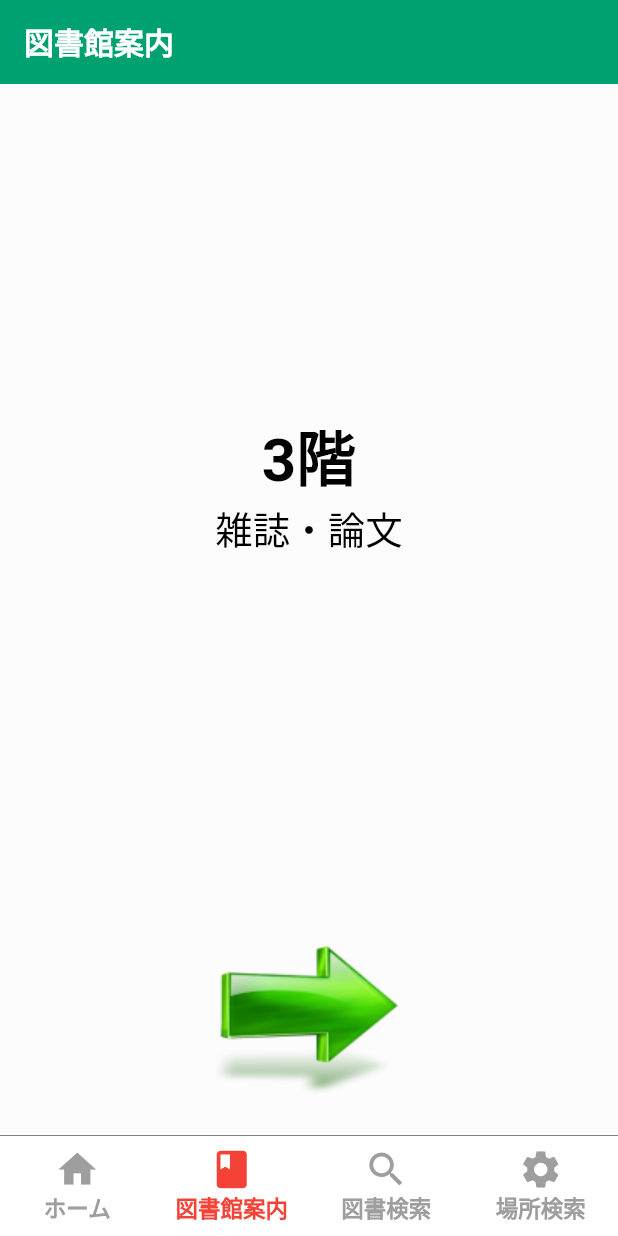
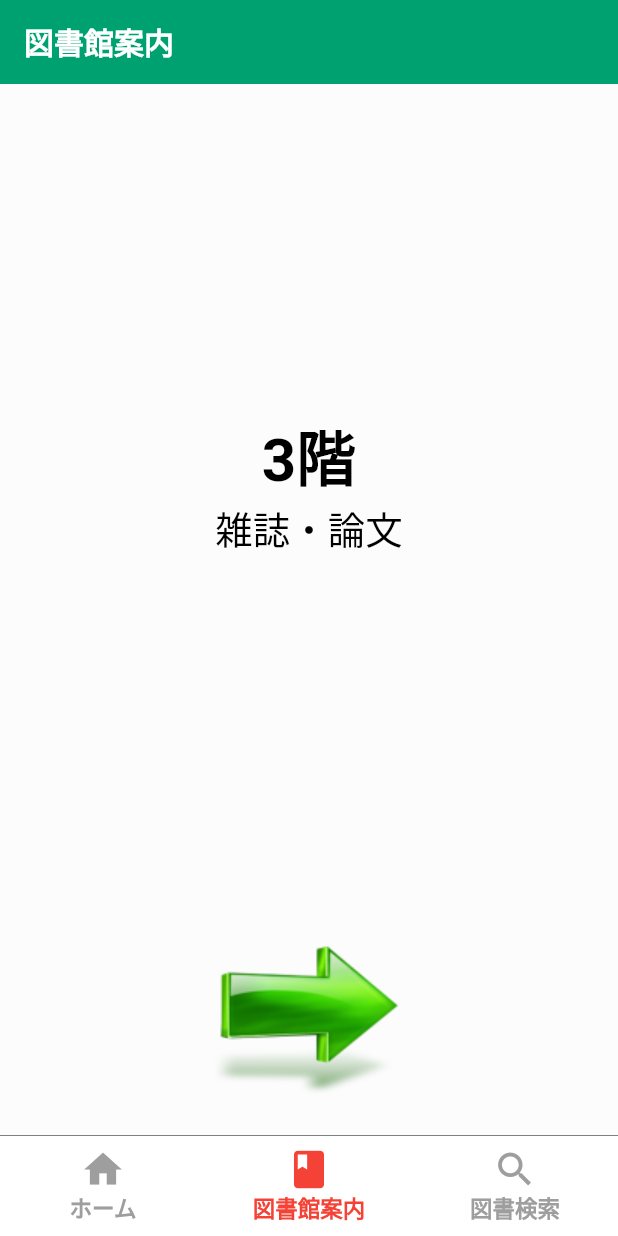
Before and after one commit to iseruuuuu/rissho_library_app, a Flutter app: the screen it shows after launch, item 2 of the bottom bar chosen, on a phone screen of 412 x 824 dp. Run offline on Flutter 3.47's test engine with Material 2 defaults, Android fonts, the light colour scheme and no system bars; our stand-ins replace hooks_riverpod; missing offline and left inert: flutter_inappwebview.

Commit message:
add: tabを３つにした

```diff
--- a/lib/ui/tab/tab_screen.dart
+++ b/lib/ui/tab/tab_screen.dart
@@ -18,7 +18,7 @@ class TabScreen extends ConsumerWidget {
         const HomeScreen(),
         const BookScreen(),
         const BookSearchScreen(),
-        const BookPlaceScreen(),
+        // const BookPlaceScreen(),
       ][selectedIndex],
       bottomNavigationBar: Container(
         decoration: const BoxDecoration(
@@ -57,10 +57,10 @@ class TabScreen extends ConsumerWidget {
               icon: Icon(Icons.search),
               label: '図書検索',
             ),
-            BottomNavigationBarItem(
-              icon: Icon(Icons.settings),
-              label: '場所検索',
-            ),
+            // BottomNavigationBarItem(
+            //   icon: Icon(Icons.settings),
+            //   label: '場所検索',
+            // ),
           ],
           type: BottomNavigationBarType.fixed,
         ),
```
